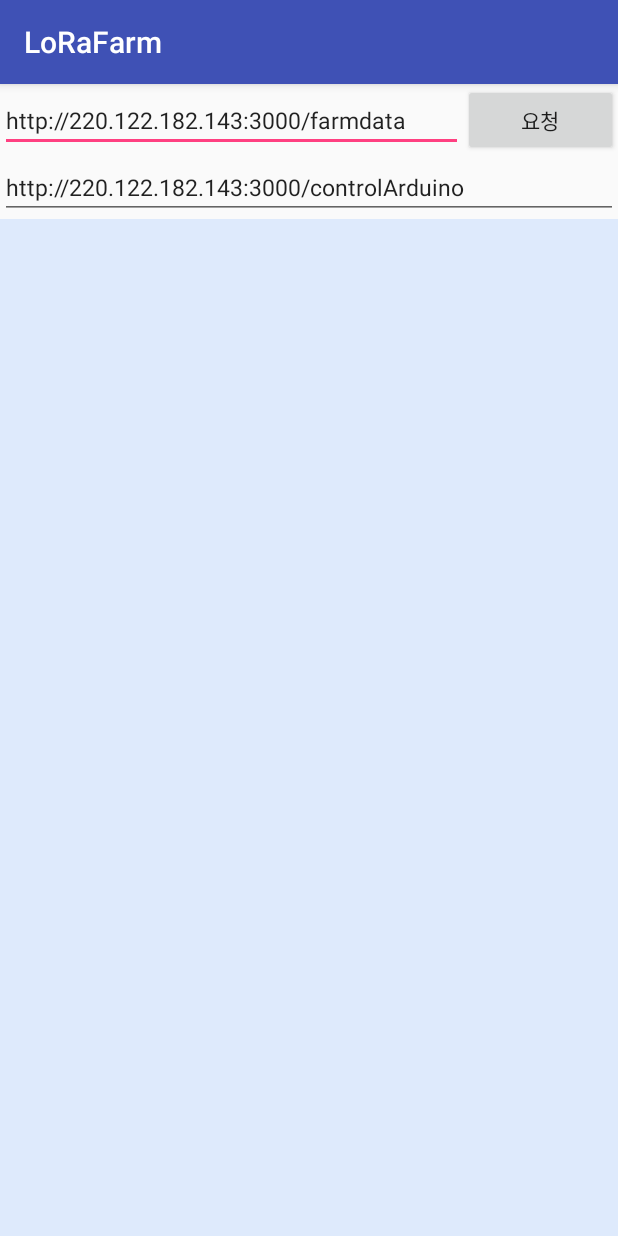
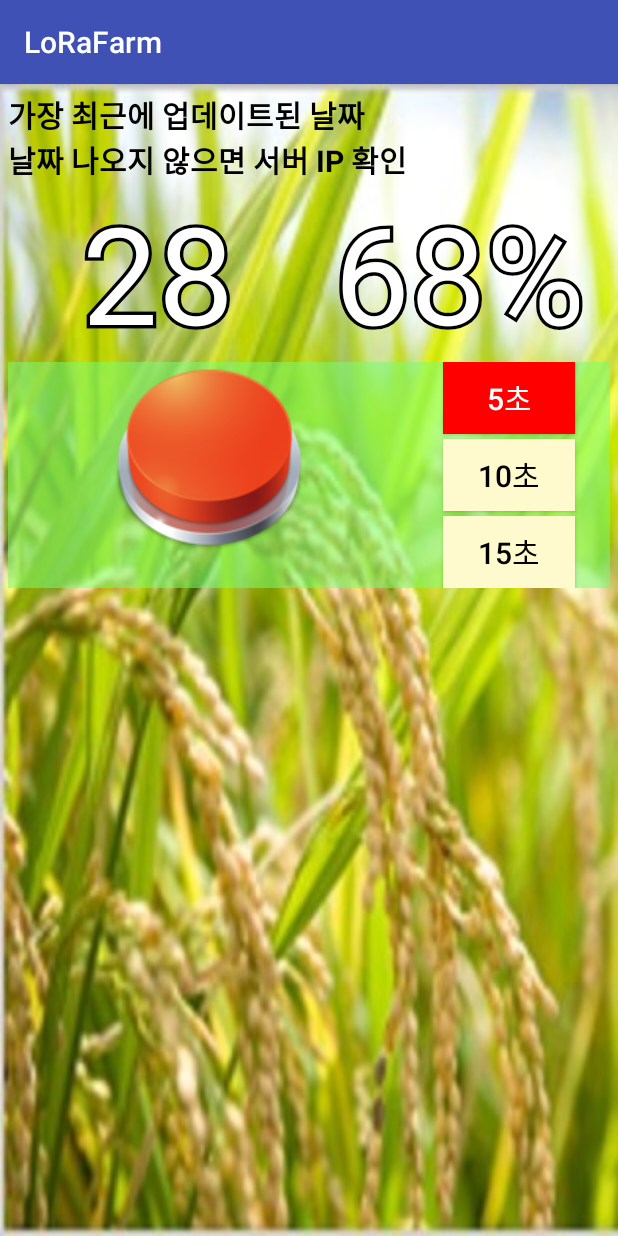
Before and after one commit to kimsugyeong/CPL-20182-Team3, an Android app: the screen it shows after launch (MainActivity), on a phone screen of 412 x 824 dp. Run offline under Robolectric (Android 15) with nearby library versions, the phone set to English and light mode, and no system bars; our stand-ins replace Volley; network calls fail; 1 statement that could not run was skipped.

Commit message:
UI 러프

```diff
--- a/LoRaFarm/app/src/main/java/com/example/jolteon/lorafarm/MainActivity.java
+++ b/LoRaFarm/app/src/main/java/com/example/jolteon/lorafarm/MainActivity.java
@@ -6,8 +6,8 @@ import android.support.v7.app.AppCompatActivity;
 import android.telephony.TelephonyManager;
 import android.util.Log;
 import android.view.View;
-import android.widget.EditText;
-import android.widget.TextView;
+import android.widget.Button;
+import android.widget.LinearLayout;
 
 import com.android.volley.Request;
 import com.android.volley.Response;
@@ -15,9 +15,6 @@ import com.android.volley.VolleyError;
 import com.android.volley.toolbox.StringRequest;
 import com.android.volley.toolbox.Volley;
 import com.google.firebase.iid.FirebaseInstanceId;
-
-import org.json.JSONArray;
-import org.json.JSONObject;
 
 import java.util.HashMap;
 import java.util.Map;
@@ -27,7 +24,7 @@ public class MainActivity extends AppCompatActivity {
 
     String serverIP="220.122.182.173";
     String operation="";
-
+    LinearLayout buttonLayout;
 
     @Override
     protected void onCreate(Bundle savedInstanceState) {
@@ -35,6 +32,11 @@ public class MainActivity extends AppCompatActivity {
         setContentView(R.layout.activity_main);
 
         registerApp();
+
+        Button button=(Button)findViewById(R.id.button_t5);
+        buttonLayout=(LinearLayout) findViewById(R.id.button_layout);
+
+        button.setSelected(true);
     }
 
     public void registerApp(){
@@ -108,9 +110,22 @@ public class MainActivity extends AppCompatActivity {
         Volley.newRequestQueue(this).add(request);
     }
 
+    public void timeButtonClicked(View v) {
+
+        Button button;
+
+        for(int i=0; i<buttonLayout.getChildCount(); i++){
+           buttonLayout.getChildAt(i).setSelected(false);
+        }
+
+        v.setSelected(true);
+    }
+
+    /*
+
     public void mOnClick(View v){
 
-        /*
+
         StringRequest request=new StringRequest(Request.Method.GET, url,
                 new Response.Listener<String>(){
                     @Override
@@ -149,8 +164,9 @@ public class MainActivity extends AppCompatActivity {
 
         request.setShouldCache(false);
         Volley.newRequestQueue(this).add(request);
-        */
+
     }
+    */
 
     public String makeUrl(String str){
         return "http://"+serverIP+":3000/"+str;
--- /dev/null
+++ b/LoRaFarm/app/src/main/res/color/selector_text.xml
@@ -0,0 +1,9 @@
+<?xml version="1.0" encoding="utf-8"?>
+<selector xmlns:android="http://schemas.android.com/apk/res/android">
+
+    <item android:state_selected="true"
+        android:color="#ffffff"/>
+
+    <item android:state_selected="false"
+        android:color="#ff000000"/>
+</selector>
--- /dev/null
+++ b/LoRaFarm/app/src/main/res/drawable/selector_btn.xml
@@ -0,0 +1,8 @@
+<?xml version="1.0" encoding="utf-8"?>
+<selector xmlns:android="http://schemas.android.com/apk/res/android">
+    <item
+        android:state_selected="true"
+        android:drawable="@drawable/bg_select"
+        />
+    <item android:drawable="@drawable/bg"/>
+</selector>
--- a/LoRaFarm/app/src/main/res/layout/activity_main.xml
+++ b/LoRaFarm/app/src/main/res/layout/activity_main.xml
@@ -5,14 +5,26 @@
     android:layout_width="match_parent"
     android:layout_height="match_parent"
     android:orientation="vertical"
+    android:background="@drawable/background4"
+    android:padding="5dp"
     tools:context="com.example.jolteon.lorafarm.MainActivity">
 
-    <LinearLayout
-        android:layout_width="match_parent"
+    <TextView
+        android:layout_width="wrap_content"
         android:layout_height="wrap_content"
-        android:orientation="horizontal"
-        >
-    </LinearLayout>
+        android:text="가장 최근에 업데이트된 날짜"
+        android:textSize="20sp"
+        android:textColor="#ff000000"
+        android:textStyle="bold"
+        />
+    <TextView
+        android:layout_width="wrap_content"
+        android:layout_height="wrap_content"
+        android:textColor="#ff000000"
+        android:textSize="20sp"
+        android:text="날짜 나오지 않으면 서버 IP 확인"
+        android:textStyle="bold"
+        />
 
     <LinearLayout
         android:layout_width="match_parent"
@@ -20,49 +32,96 @@
         android:orientation="horizontal"
         >
 
-        <EditText
-            android:layout_width="0dp"
-            android:layout_height="wrap_content"
-            android:layout_weight="3"
-            android:textSize="15dp"
-            android:text="http://220.122.182.143:3000/farmdata"
-            android:id="@+id/editText"
-            />
-
-        <Button
+        <com.example.jolteon.lorafarm.CustomTextView
             android:layout_width="0dp"
             android:layout_height="wrap_content"
             android:layout_weight="1"
-            android:text="요청"
-            android:id="@+id/button"
-            android:onClick="mOnClick"
+            android:text="28"
+            android:textColor="#ffffffff"
+            android:textSize="90sp"
+            app:textStroke="true"
+            app:textStrokeColor="#ff000000"
+            app:textStrokeWidth="7.0"
+            android:id="@+id/temp_text"
+            android:gravity="center"
             />
+
+        <com.example.jolteon.lorafarm.CustomTextView
+            android:layout_width="0dp"
+            android:layout_weight="1"
+            android:layout_height="wrap_content"
+            android:text="68%"
+            android:textColor="#ffffffff"
+            android:textSize="90sp"
+            app:textStroke="true"
+            app:textStrokeColor="#ff000000"
+            app:textStrokeWidth="7.0"
+            android:id="@+id/hum_text"
+            android:gravity="center"
+            />
+
     </LinearLayout>
 
-
-        <EditText
-            android:layout_width="match_parent"
-            android:layout_height="wrap_content"
-            android:textSize="15dp"
-            android:text="http://220.122.182.143:3000/controlArduino"
-            android:id="@+id/controlEdit"
-            />
-
-
-    <ScrollView
+    <LinearLayout
         android:layout_width="match_parent"
-        android:layout_height="match_parent"
-        android:background="#ffdeeafc"
+        android:layout_height="wrap_content"
+        android:orientation="horizontal"
+        android:layout_gravity="center_vertical"
+        android:background="#8877ff77"
         >
 
-        <TextView
-            android:layout_width="match_parent"
-            android:layout_height="match_parent"
-            android:text=""
-            android:id="@+id/textView"
-            android:textSize="25sp"
+        <ImageButton
+            android:layout_width="0dp"
+            android:layout_weight="2"
+            android:layout_height="wrap_content"
+            android:src="@drawable/button_stop"
+            android:background="#00ffffff"
+            android:id="@+id/control_button"
             />
+        <LinearLayout
+            android:layout_width="0dp"
+            android:layout_weight="1"
+            android:layout_height="wrap_content"
+            android:orientation="vertical"
+            android:gravity="center"
+            android:id="@+id/button_layout"
+            >
 
-    </ScrollView>
+            <Button
+                android:layout_width="wrap_content"
+                android:layout_height="wrap_content"
+                android:text="5초"
+                android:textSize="20sp"
+                android:textColor="@color/selector_text"
+                android:background="@drawable/selector_btn"
+                android:id="@+id/button_t5"
+                android:onClick="timeButtonClicked"
+                android:layout_marginBottom="3dp"
+                />
+            <Button
+                android:layout_width="wrap_content"
+                android:layout_height="wrap_content"
+                android:textColor="@color/selector_text"
+                android:background="@drawable/selector_btn"
+                android:textSize="20sp"
+                android:text="10초"
+                android:id="@+id/button_t10"
+                android:onClick="timeButtonClicked"
+                android:layout_marginBottom="3dp"
+
+                />
+            <Button
+                android:layout_width="wrap_content"
+                android:layout_height="wrap_content"
+                android:textColor="@color/selector_text"
+                android:background="@drawable/selector_btn"
+                android:text="15초"
+                android:textSize="20sp"
+                android:id="@+id/button_t15"
+                android:onClick="timeButtonClicked"
+                />
+
+        </LinearLayout>
+    </LinearLayout>
 
 </LinearLayout>
--- a/LoRaFarm/app/src/main/res/values/colors.xml
+++ b/LoRaFarm/app/src/main/res/values/colors.xml
@@ -3,4 +3,6 @@
     <color name="colorPrimary">#3F51B5</color>
     <color name="colorPrimaryDark">#303F9F</color>
     <color name="colorAccent">#FF4081</color>
+    <drawable name="bg">#FFFACD</drawable>
+    <drawable name="bg_select">#ffff0000</drawable>
 </resources>
```
Also changed, not shown: LoRaFarm/app/src/main/res/drawable/back.xml (renamed from LoRaFarm/app/src/main/res/drawable-v24/back.xml), LoRaFarm/app/src/main/res/drawable/background4.jpg (renamed from LoRaFarm/app/src/main/res/drawable-v24/background4.jpg), LoRaFarm/app/src/main/res/drawable/button_go.png (renamed from LoRaFarm/app/src/main/res/drawable-v24/button_go.png), LoRaFarm/app/src/main/res/drawable/button_stop.png (renamed from LoRaFarm/app/src/main/res/drawable-v24/button_stop.png), LoRaFarm/app/src/main/res/drawable/refresh.png (renamed from LoRaFarm/app/src/main/res/drawable-v24/refresh.png), LoRaFarm/app/src/main/res/drawable/refresh_blue.png (renamed from LoRaFarm/app/src/main/res/drawable-v24/refresh_blue.png), LoRaFarm/app/src/main/res/drawable/search_button.png (renamed from LoRaFarm/app/src/main/res/drawable-v24/search_button.png).
